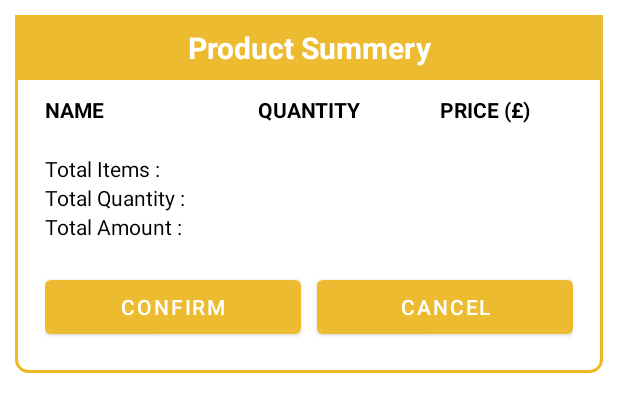
After one commit to priyanka89996/InventoryApp, an Android app: the layout product_summery.xml on its own in the app's theme, with its tools: preview values and no code run, on a phone screen of 412 x 824 dp. The commit adds this screen. Shown: the top 412 px of the screen. Run offline under Robolectric (Android 15) with nearby library versions, the phone set to English and light mode, and no system bars.

Commit message:
product order summery detail changes on checkout

```diff
--- /dev/null
+++ b/app/src/main/res/layout/product_summery.xml
@@ -0,0 +1,126 @@
+<?xml version="1.0" encoding="utf-8"?>
+<LinearLayout xmlns:android="http://schemas.android.com/apk/res/android"
+    android:layout_width="match_parent"
+    android:layout_height="wrap_content"
+    android:layout_margin="@dimen/margin10"
+    android:orientation="vertical">
+
+    <LinearLayout
+        android:layout_width="match_parent"
+        android:layout_height="wrap_content"
+        android:background="@drawable/textview_round"
+        android:orientation="vertical">
+
+        <TextView
+            android:layout_width="match_parent"
+            android:layout_height="wrap_content"
+            android:background="@color/purple_500"
+            android:gravity="center"
+            android:padding="@dimen/margin8"
+            android:text="@string/summery"
+            android:textColor="@color/white"
+            android:textSize="@dimen/margin20"
+            android:textStyle="bold" />
+        <LinearLayout
+            android:layout_width="match_parent"
+            android:layout_height="wrap_content"
+            android:layout_marginLeft="@dimen/margin20"
+            android:layout_marginTop="@dimen/margin10"
+            android:layout_marginRight="@dimen/margin20"
+            android:orientation="horizontal">
+            <TextView
+                android:id="@+id/tvOrderItemName"
+                android:layout_width="match_parent"
+                android:layout_height="wrap_content"
+                android:layout_weight="1"
+                android:gravity="left"
+                android:text="Name"
+                android:textAllCaps="true"
+                android:textColor="@color/black"
+                android:textStyle="bold" />
+
+            <TextView
+                android:id="@+id/tvOrderItemQuantity"
+                android:layout_width="match_parent"
+                android:layout_height="wrap_content"
+                android:layout_weight="1"
+                android:gravity="center"
+                android:text="Quantity"
+                android:textAllCaps="true"
+                android:textColor="@color/black"
+                android:textStyle="bold" />
+
+            <TextView
+                android:id="@+id/tvOrderItemPrice"
+                android:layout_width="match_parent"
+                android:layout_height="wrap_content"
+                android:layout_weight="1"
+                android:gravity="center"
+                android:text="Price (£)"
+                android:textAllCaps="true"
+                android:textColor="@color/black"
+                android:textStyle="bold" />
+        </LinearLayout>
+
+        <androidx.recyclerview.widget.RecyclerView
+            android:id="@+id/rvProductSummery"
+            android:layout_width="match_parent"
+            android:layout_height="wrap_content"
+            android:layout_marginLeft="@dimen/margin20"
+            android:layout_marginTop="@dimen/margin10"
+            android:layout_marginRight="@dimen/margin20" />
+        <LinearLayout
+            android:layout_width="match_parent"
+            android:layout_height="wrap_content"
+            android:layout_marginLeft="@dimen/margin20"
+            android:layout_marginTop="@dimen/margin10"
+            android:layout_marginRight="@dimen/margin20"
+            android:orientation="vertical">
+
+            <TextView
+                android:id="@+id/tvTotalItems"
+                android:layout_width="wrap_content"
+                android:layout_height="wrap_content"
+                android:text="Total Items : "
+                android:textColor="@color/black" />
+            <TextView
+                android:id="@+id/tvTotalQuantity"
+                android:layout_width="wrap_content"
+                android:layout_height="wrap_content"
+                android:text="Total Quantity : "
+                android:textColor="@color/black" />
+
+            <TextView
+                android:id="@+id/tvTotalAmount"
+                android:layout_width="match_parent"
+                android:layout_height="wrap_content"
+                android:gravity="left"
+                android:text="Total Amount : "
+                android:textColor="@color/black" />
+        </LinearLayout>
+
+        <LinearLayout
+            android:layout_width="match_parent"
+            android:layout_height="wrap_content"
+            android:layout_margin="@dimen/margin20"
+            android:orientation="horizontal">
+
+            <Button
+                android:id="@+id/btnConfirm"
+                android:layout_width="match_parent"
+                android:layout_height="wrap_content"
+                android:layout_marginRight="@dimen/margin5"
+                android:layout_weight="1"
+                android:text="@string/confirm" />
+
+            <Button
+                android:id="@+id/btnCancel"
+                android:layout_width="match_parent"
+                android:layout_height="wrap_content"
+                android:layout_marginLeft="@dimen/margin5"
+                android:layout_weight="1"
+                android:text="@string/cencel" />
+        </LinearLayout>
+    </LinearLayout>
+
+</LinearLayout>
--- a/app/src/main/res/values/strings.xml
+++ b/app/src/main/res/values/strings.xml
@@ -38,4 +38,7 @@
     <string name="play_recording">Play Recording</string>
     <string name="stop_playing">Stop Playing</string>
     <string name="status">Status</string>
+    <string name="confirm">Confirm</string>
+    <string name="cencel">Cancel</string>
+    <string name="summery">Product Summery</string>
 </resources>
```
Also changed, not shown: app/src/main/AndroidManifest.xml (+11 -2 lines), app/src/main/java/com/swaraj/myapplication/EmployeeActivity.java (+96 -44 lines), app/src/main/java/com/swaraj/myapplication/RecordAudioActivity.java (+4 -69 lines), app/src/main/java/com/swaraj/myapplication/adapter/OrderSummeryAdapter.java (added, +67 -0 lines), app/src/main/res/layout/list_item_order_summery.xml (added, +46 -0 lines), app/src/main/res/drawable/app_icon.png (added).
